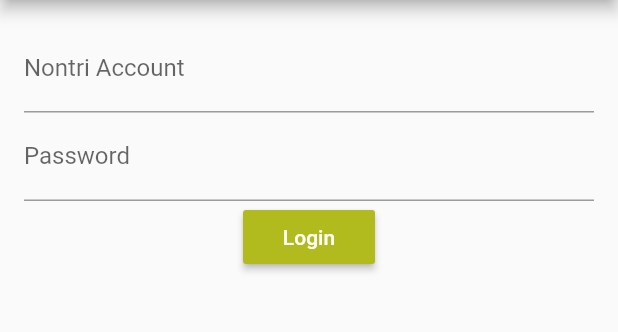
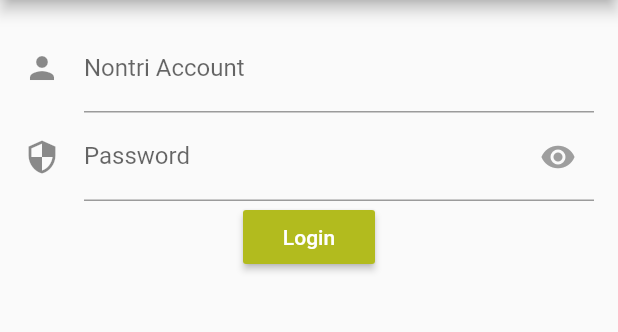
Before and after one commit to Peachzxzx/KU-Grade-Checker, a Flutter app: the screen it shows after launch, on a phone screen of 412 x 824 dp, the part 84-416 px from its top. Run offline on Flutter 3.47's test engine with Material 2 defaults, Android fonts, the phone set to English and light mode, and no system bars; our stand-ins replace shared_preferences.

Commit message:
Refactor Textfield and Add a icon to Textfield

```diff
--- a/lib/pages/login.dart
+++ b/lib/pages/login.dart
@@ -11,7 +11,7 @@ class _LoginPageState extends State<LoginPage> {
   final TextEditingController _passwordFilter = new TextEditingController();
   String _username = "";
   String _password = "";
-
+  bool _showPassword = false;
   _LoginPageState() {
     _usernameFilter.addListener(_usernameListen);
     _passwordFilter.addListener(_passwordListen);
@@ -66,29 +66,49 @@ class _LoginPageState extends State<LoginPage> {
     return new Container(
       child: new Column(
         children: <Widget>[
-          new Container(
+          _buildUsernameTextField(node),
+          _buildPasswordTextField(node),
+        ],
+      ),
+    );
+  }
+
+  Widget _buildUsernameTextField(node) {
+    return new Container(
       child: new TextField(
         controller: _usernameFilter,
-              decoration: new InputDecoration(labelText: 'Nontri Account'),
+        decoration: new InputDecoration(
+            labelText: 'Nontri Account', icon: Icon(Icons.person)),
         onEditingComplete: () => node.nextFocus(),
         textInputAction: TextInputAction.next,
       ),
-          ),
-          new Container(
+    );
+  }
+
+  Widget _buildPasswordTextField(node) {
+    return new Container(
         child: new TextField(
       controller: _passwordFilter,
-              decoration: new InputDecoration(labelText: 'Password'),
-              obscureText: true,
+      decoration: new InputDecoration(
+          labelText: 'Password',
+          icon: Icon(Icons.security),
+          suffixIcon: IconButton(
+              icon: Icon(
+                Icons.remove_red_eye,
+                color: this._showPassword ? Colors.blue : Colors.grey,
+              ),
+              onPressed: () {
+                setState(() => this._showPassword = !this._showPassword);
+              })),
+      obscureText: !this._showPassword,
+      enableSuggestions: false,
+      autocorrect: false,
       onSubmitted: (_) {
         node.unfocus();
         _loginPressed();
       },
       textInputAction: TextInputAction.done,
-            ),
-          )
-        ],
-      ),
-    );
+    ));
   }
 
   Widget _buildButtons() {
@@ -101,7 +121,8 @@ class _LoginPageState extends State<LoginPage> {
                 style: TextStyle(color: Color(0xFFFFFFFF)),
               ),
               onPressed: _loginPressed,
-              color: Color(0xFFB2BB1E)),
+              color: Color(0xFFB2BB1E),
+              ),
         ],
       ),
     );
```
Lines whose indentation alone changed are shown as unchanged.
